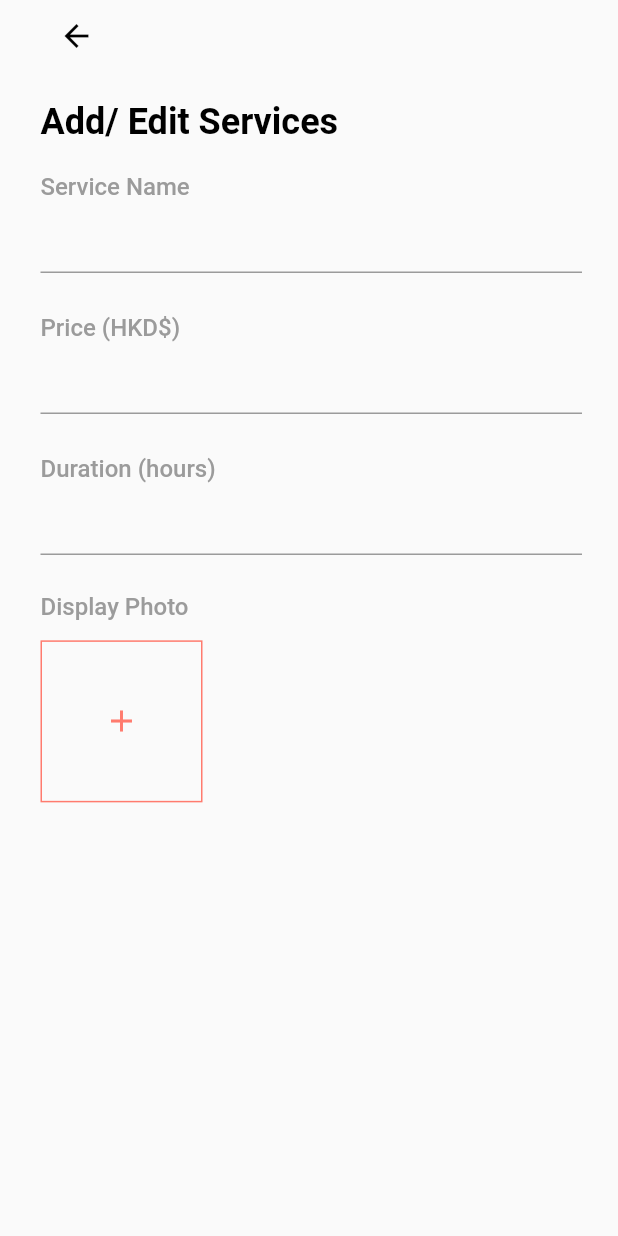
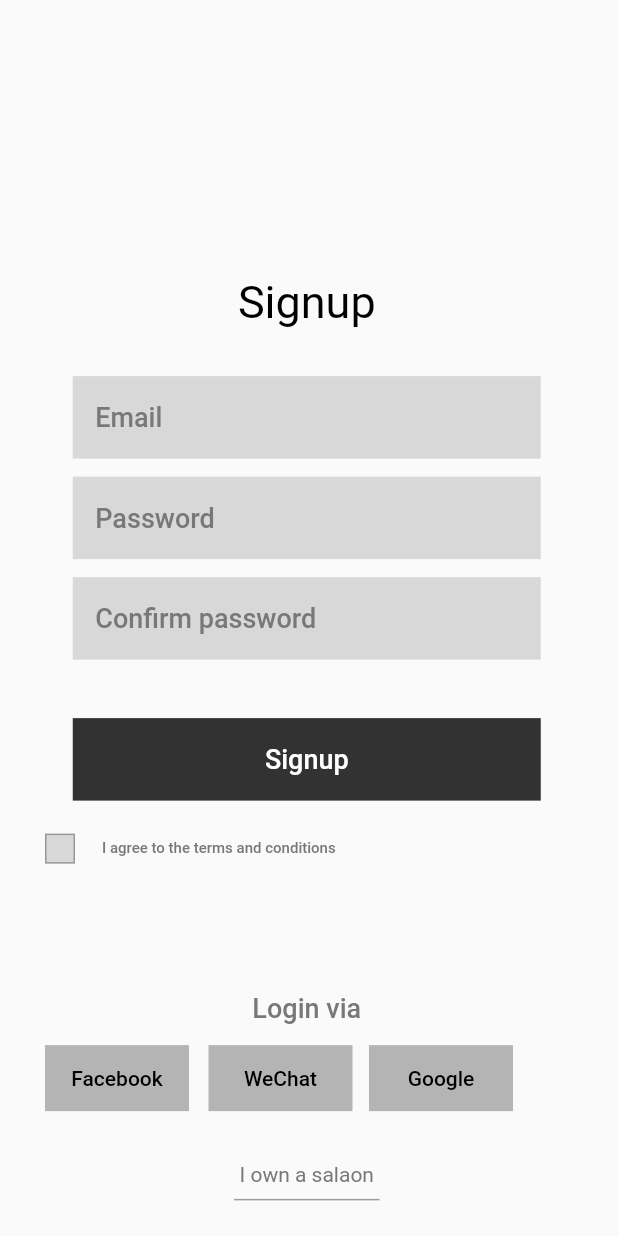
Before and after one commit to tkff1222/ui_screen, a Flutter app: the screen it shows after launch, on a phone screen of 412 x 824 dp. Run offline on Flutter 3.47's test engine with Material 2 defaults, Android fonts, the phone set to English and light mode, and no system bars; Roboto replaces fonts that are missing (Avenir, Gotham-Medium, Montserrat).

Commit message:
SignUp screen for saloon

```diff
--- /dev/null
+++ b/lib/SignUpSalon.dart
@@ -0,0 +1,222 @@
+import 'package:flutter/material.dart';
+
+class SignUpSalon extends StatefulWidget {
+  SignUpSalon({Key key}) : super(key: key);
+
+  @override
+  _SignUpSalonState createState() => new _SignUpSalonState();
+}
+
+class _SignUpSalonState extends State<SignUpSalon> {
+  @override
+  Widget build(BuildContext context) {
+    return new Scaffold(
+      body: Padding(
+        padding: const EdgeInsets.only(left: 30, right: 33),
+        child: new Column(
+            mainAxisAlignment: MainAxisAlignment.center,
+            crossAxisAlignment: CrossAxisAlignment.center,
+            children: <Widget>[
+              Padding(
+                padding: const EdgeInsets.only(top:160),
+                child: new Text( "Signup", style: TextStyle(
+                  fontSize: 30,
+                  fontWeight: FontWeight.w400,
+                  fontFamily: "Gotham-Medium",
+                  color: Color(0xFF000000),
+                ),),
+              ),
+              Padding(
+                padding: const EdgeInsets.only(top:32),
+                child: new Container(
+                    width: 312,
+                    height:55,
+                    alignment: Alignment.center,
+                    decoration: new BoxDecoration(
+                      color: Color(0xFFD8D8D8),
+                    ),
+                    child: Padding(
+                      padding: const EdgeInsets.only(left: 15),
+                      child: new TextField(
+                        decoration: new InputDecoration.collapsed(
+                            hintText: "Email",hintStyle: TextStyle(
+                          fontSize: 18,
+                          fontWeight: FontWeight.w500,
+                          fontFamily: "Montserrat",
+                          color: Color(0xFF787878),
+                        )),
+                      ),
+                    ),),
+              ),
+              Padding(
+                padding: const EdgeInsets.only(top:12),
+                child: new Container(
+                  width: 312,
+                  height:55,
+                  alignment: Alignment.center,
+                  decoration: new BoxDecoration(
+                    color: Color(0xFFD8D8D8),
+                  ),
+                  child: Padding(
+                    padding: const EdgeInsets.only(left:15),
+                    child: new TextField(
+                      decoration: new InputDecoration.collapsed(
+                          hintText: "Password",hintStyle: TextStyle(
+                        fontSize: 18,
+                        fontWeight: FontWeight.w500,
+                        fontFamily: "Montserrat",
+                        color: Color(0xFF787878),
+                      )),
+                    ),
+                  ),),
+              ),
+              Padding(
+                padding: const EdgeInsets.only(top:12),
+                child: new Container(
+                  width: 312,
+                  height:55,
+                  alignment: Alignment.center,
+                  decoration: new BoxDecoration(
+                    color: Color(0xFFD8D8D8),
+                  ),
+                  child: Padding(
+                    padding: const EdgeInsets.only(left:15),
+                    child: new TextField(
+                      decoration: new InputDecoration.collapsed(
+                          hintText: "Confirm password",hintStyle: TextStyle(
+                        fontSize: 18,
+                        fontWeight: FontWeight.w500,
+                        fontFamily: "Montserrat",
+                        color: Color(0xFF787878),
+                      )),
+                    ),
+                  ),),
+              ),
+              Padding(
+                padding: const EdgeInsets.only(top:39),
+                child: new Container(
+                    width: 312,
+                    height:55,
+                    alignment: Alignment.center,
+                    decoration: new BoxDecoration(
+                      color: Color(0xFF323232),
+                    ),
+                    child: new Text( "Signup", style: TextStyle(
+                      fontSize: 18,
+                      fontWeight: FontWeight.w500,
+                      fontFamily: "Montserrat",
+                      color: Color(0xFFFFFFFF),
+                    ),)),
+              ),
+              Padding(
+                padding: const EdgeInsets.only(top: 22),
+                child: new Row(
+                  children: <Widget>[
+                    new Container(
+                        width: 20,
+                        height: 20,
+                        decoration: new BoxDecoration(
+                          color: Color(0xFFD8D8D8),
+                          border: Border.all(
+                              color: Color(0xFF979797), width: 1),),
+                        child: new Container()),
+                    Padding(
+                      padding: const EdgeInsets.only(left:18),
+                      child: new Text( "I agree to the terms and conditions", style: TextStyle(
+                        fontSize: 10,
+                        fontWeight: FontWeight.w500,
+                        fontFamily: "Montserrat",
+                        color: Color(0xFF787878),
+                      ),),
+                    )
+                  ],
+                ),
+              ),
+              Padding(
+                padding: const EdgeInsets.only(top:86),
+                child: new Text( "Login via", style: TextStyle(
+                  fontSize: 18,
+                  fontWeight: FontWeight.w500,
+                  fontFamily: "Montserrat",
+                  color: Color(0xFF787878),
+                ),),
+              ),
+              Padding(
+                padding: const EdgeInsets.only(top:14),
+                child: new Row(
+                  children: <Widget>[
+                    new Container(
+                        width: 96,
+                        height:44,
+                        alignment: Alignment.center,
+                        decoration: new BoxDecoration(
+                          color: Color(0xFFB4B4B4),
+                        ),
+                        child: new Text( "Facebook", style: TextStyle(
+                          fontSize: 14,
+                          fontWeight: FontWeight.w500,
+                          fontFamily: "Montserrat",
+                          color: Color(0xFF000000),
+                        ),)),
+                    Padding(
+                      padding: const EdgeInsets.only(left:13),
+                      child: new Container(
+                          width: 96,
+                          height:44,
+                          alignment: Alignment.center,
+                          decoration: new BoxDecoration(
+                            color: Color(0xFFB4B4B4),
+                          ),
+                          child: new Text( "WeChat", style: TextStyle(
+                            fontSize: 14,
+                            fontWeight: FontWeight.w500,
+                            fontFamily: "Montserrat",
+                            color: Color(0xFF000000),
+                          ),)),
+                    ),
+                    Padding(
+                      padding: const EdgeInsets.only(left:11),
+                      child: new Container(
+                          width: 96,
+                          height:44,
+                          alignment: Alignment.center,
+                          decoration: new BoxDecoration(
+                            color: Color(0xFFB4B4B4),
+                          ),
+                          child: new Text( "Google", style: TextStyle(
+                            fontSize: 14,
+                            fontWeight: FontWeight.w500,
+                            fontFamily: "Montserrat",
+                            color: Color(0xFF000000),
+                          ),)),
+                    ),
+                  ],
+                ),
+              ),
+              Padding(
+                padding: const EdgeInsets.only(top:33),
+                child: new Container(
+                    width: 269,
+                    height:18,
+                    alignment: Alignment.center,
+                    child:new Text( "I own a salaon", style: TextStyle(
+                      fontSize: 14,
+                      fontWeight: FontWeight.w400,
+                      fontFamily: "Montserrat",
+                      color: Color(0xFF787878),
+                    ),)),
+              ),
+              Padding(
+                padding: const EdgeInsets.only(top:7.5),
+                child: Container(
+                  width: 97,
+                  height:1,
+                  color: Colors.grey
+                ),
+              ),
+            ]
+        ),
+      ),
+    );
+  }
+}
--- a/lib/main.dart
+++ b/lib/main.dart
@@ -8,6 +8,7 @@ import 'package:ui_screen/H007d.dart';
 import 'package:ui_screen/M004.dart';
 import 'package:ui_screen/M005.dart';
 import 'package:ui_screen/ON003.dart';
+import 'package:ui_screen/SignUpSalon.dart';
 import 'package:ui_screen/TestScreen.dart';
 
 void main() => runApp(MyApp());
@@ -31,7 +32,7 @@ class MyApp extends StatelessWidget {
         primarySwatch: Colors.blue,
       ),
       //home: MyHomePage(title: 'Flutter Demo Home Page'),
-      home:H007d(),
+      home:SignUpSalon(),
       //home: TestScreen(),
     );
   }
```
